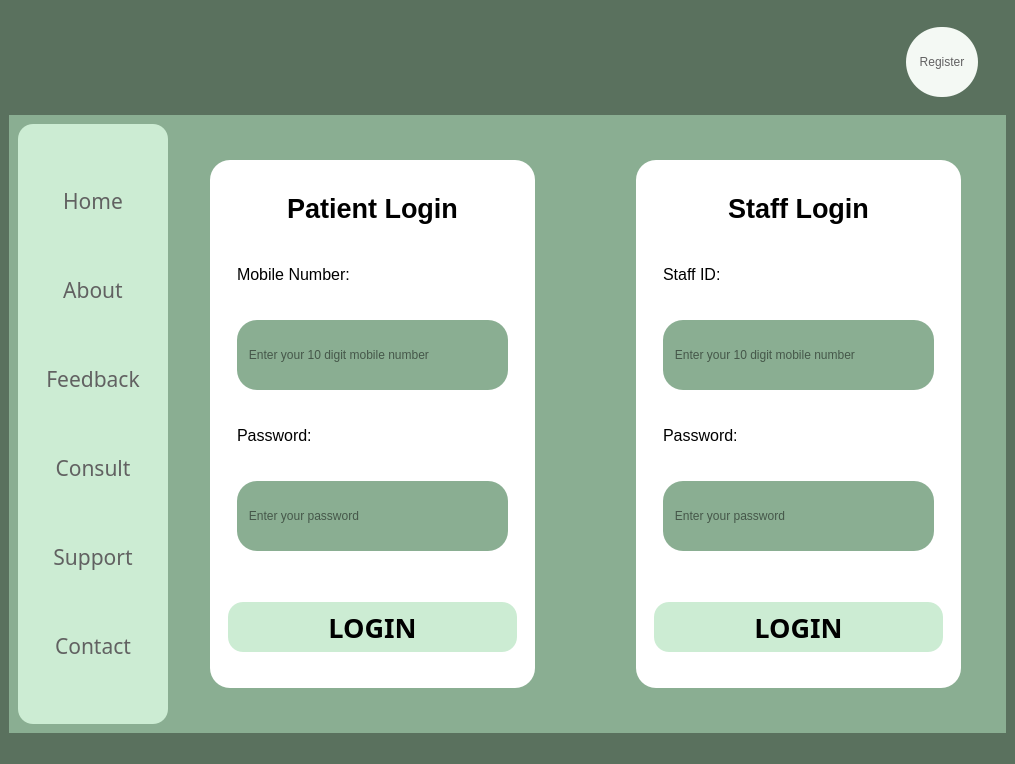
Qt form Login_window.ui (srishtiigautam/restorehealth) before a commit.
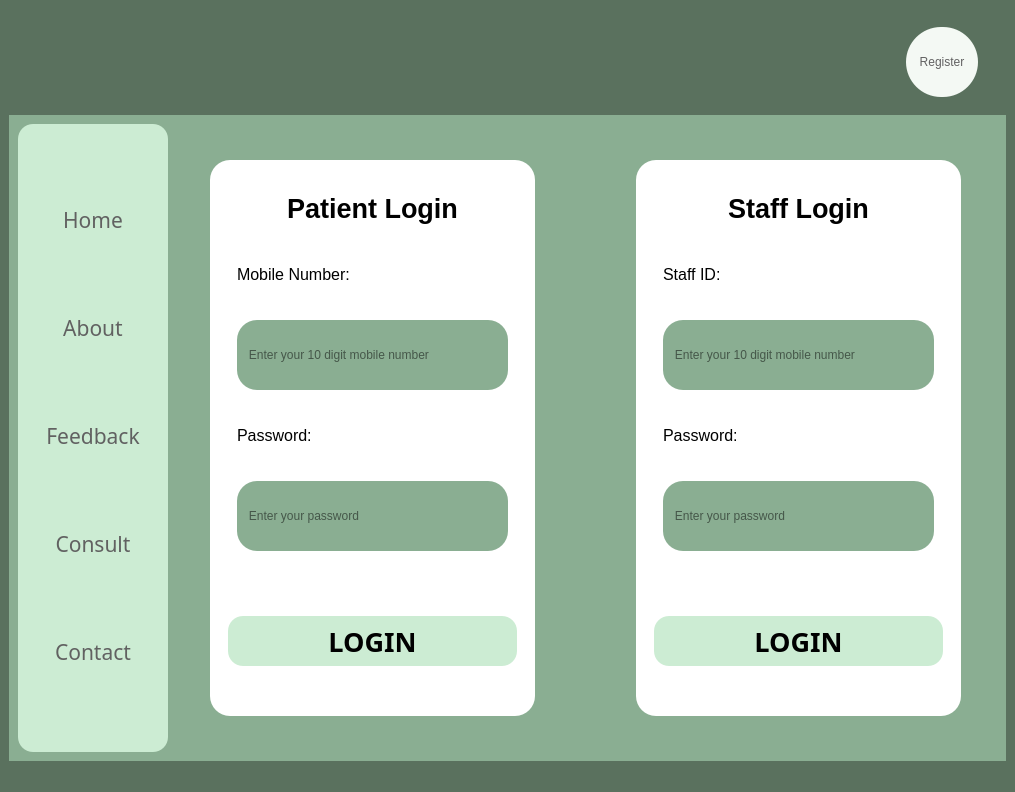
The same form after that commit. Icons and pictures are not drawn.

What changed in the file:
```diff
--- a/Login_window.ui
+++ b/Login_window.ui
@@ -7,7 +7,7 @@
     <x>0</x>
     <y>0</y>
     <width>1015</width>
-    <height>764</height>
+    <height>792</height>
    </rect>
   </property>
   <property name="windowTitle">
@@ -218,6 +218,7 @@
              <font>
               <family>Javanese Text</family>
               <pointsize>16</pointsize>
+              <weight>50</weight>
               <bold>false</bold>
              </font>
             </property>
@@ -256,6 +257,7 @@
              <font>
               <family>Javanese Text</family>
               <pointsize>16</pointsize>
+              <weight>50</weight>
               <bold>false</bold>
              </font>
             </property>
@@ -295,6 +297,7 @@
              <font>
               <family>Javanese Text</family>
               <pointsize>16</pointsize>
+              <weight>50</weight>
               <bold>false</bold>
              </font>
             </property>
@@ -332,6 +335,7 @@
              <font>
               <family>Javanese Text</family>
               <pointsize>16</pointsize>
+              <weight>50</weight>
               <bold>false</bold>
              </font>
             </property>
@@ -364,50 +368,13 @@
             </property>
            </widget>
           </item>
-          <item>
-           <widget class="QPushButton" name="pushButton_5">
-            <property name="font">
-             <font>
-              <family>Javanese Text</family>
-              <pointsize>16</pointsize>
-              <bold>false</bold>
-             </font>
-            </property>
-            <property name="cursor">
-             <cursorShape>PointingHandCursor</cursorShape>
-            </property>
-            <property name="styleSheet">
-             <string notr="true">QPushButton{
-color: rgb(97, 97, 97);
-border-radius:10px;
-}
-
-QPushButton:hover{
-background-color: rgb(220, 255, 228);
-	/*color: rgb(255, 255, 255);*/
-	font: 700 16pt &quot;Constantia&quot;;
-}
-QPushButton:pressed{
-	color: rgb(0, 0, 32);
-	border-radius:10px;
-	background-color: rgb(138, 174, 146);
-}
-
-
-
-</string>
-            </property>
-            <property name="text">
-             <string>Support</string>
-            </property>
-           </widget>
-          </item>
           <item>
            <widget class="QPushButton" name="Contact_button">
             <property name="font">
              <font>
               <family>Javanese Text</family>
               <pointsize>16</pointsize>
+              <weight>50</weight>
               <bold>false</bold>
              </font>
             </property>
@@ -767,6 +734,7 @@
                             <font>
                              <family>Bahnschrift Condensed</family>
                              <pointsize>20</pointsize>
+                             <weight>75</weight>
                              <bold>true</bold>
                             </font>
                            </property>
@@ -807,6 +775,7 @@
                  <widget class="Line" name="line">
                   <property name="font">
                    <font>
+                    <weight>75</weight>
                     <bold>true</bold>
                    </font>
                   </property>
@@ -1094,6 +1063,7 @@
                             <font>
                              <family>Bahnschrift Condensed</family>
                              <pointsize>20</pointsize>
+                             <weight>75</weight>
                              <bold>true</bold>
                             </font>
                            </property>
```
